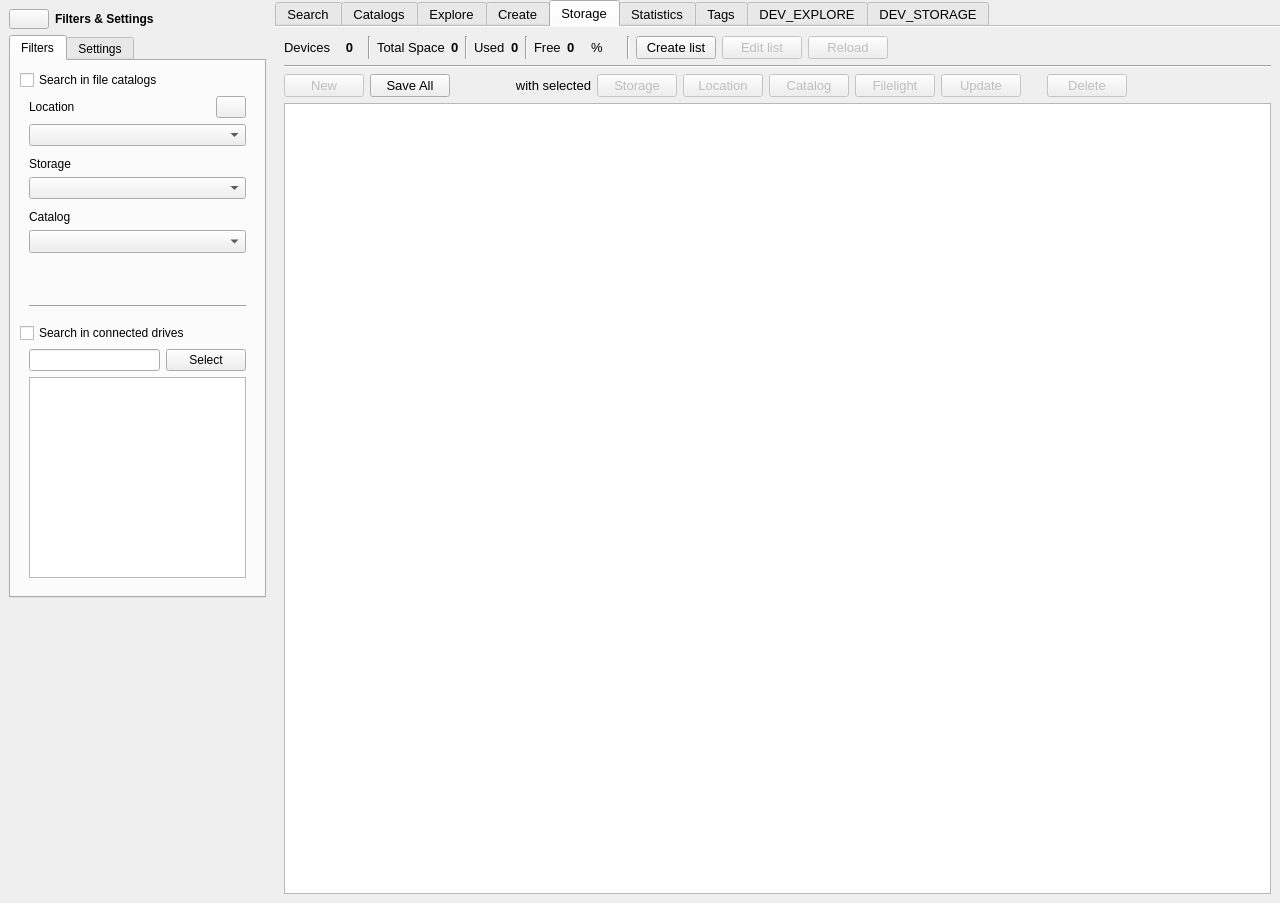
Qt form mainwindow.ui (StephaneCouturier/Katalog) before a commit.
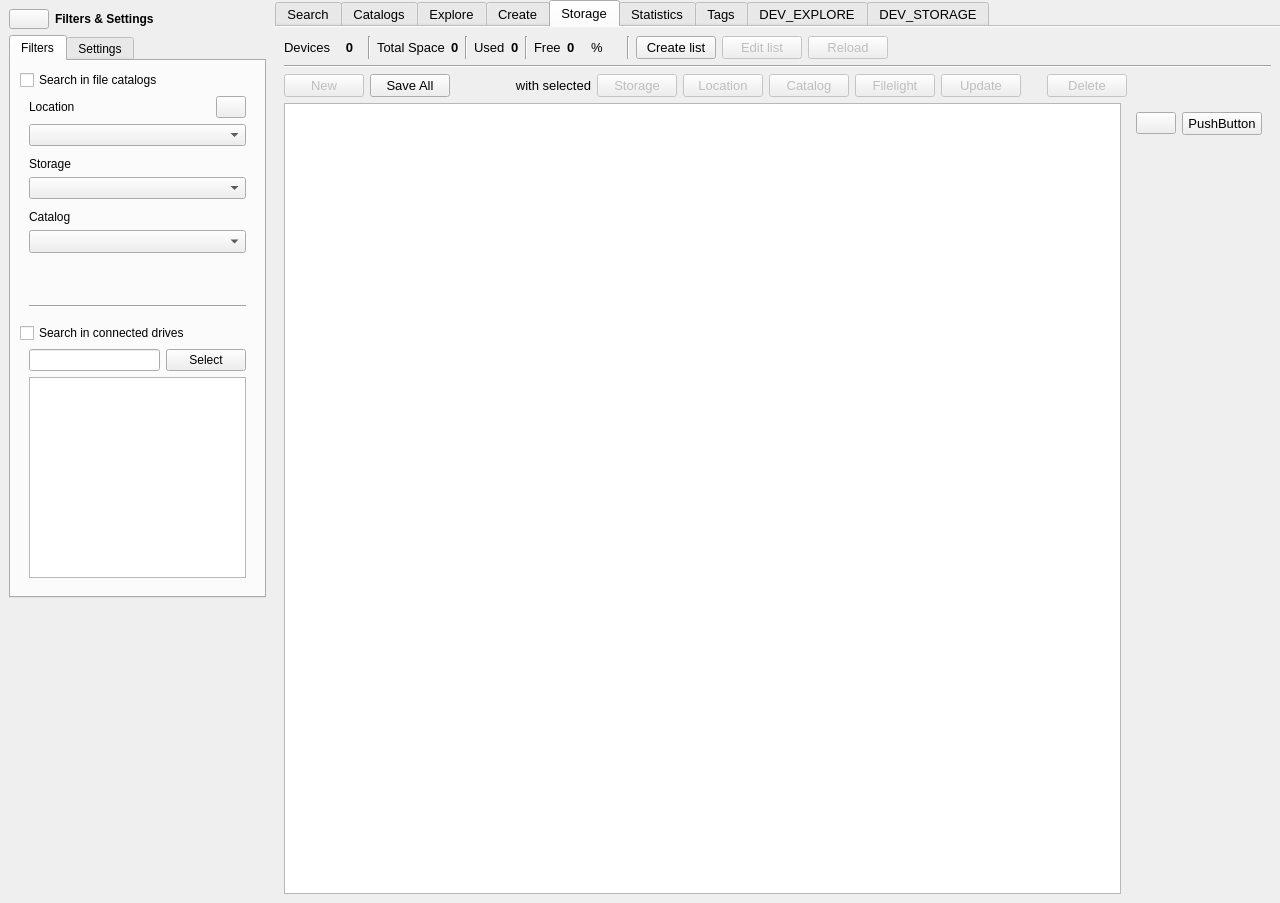
The same form after that commit. The open tabs and pages were chosen to show the change. Icons and pictures are not drawn. Custom widgets are drawn as their Qt base class.

```diff
--- a/mainwindow.ui
+++ b/mainwindow.ui
@@ -5046,14 +5046,70 @@
          </layout>
         </item>
         <item row="3" column="0">
-         <widget class="QTreeView" name="Storage_treeView_StorageList">
-          <property name="alternatingRowColors">
-           <bool>true</bool>
-          </property>
-          <property name="sortingEnabled">
-           <bool>true</bool>
-          </property>
-         </widget>
+         <layout class="QHBoxLayout" name="horizontalLayout_4">
+          <item>
+           <widget class="QTreeView" name="Storage_treeView_StorageList">
+            <property name="alternatingRowColors">
+             <bool>true</bool>
+            </property>
+            <property name="sortingEnabled">
+             <bool>true</bool>
+            </property>
+           </widget>
+          </item>
+          <item>
+           <widget class="QWidget" name="widget_2" native="true">
+            <layout class="QGridLayout" name="gridLayout_5">
+             <item row="0" column="1">
+              <widget class="QPushButton" name="pushButton">
+               <property name="text">
+                <string>PushButton</string>
+               </property>
+              </widget>
+             </item>
+             <item row="0" column="0">
+              <widget class="QPushButton" name="Global_pushButton_ShowHideGlobal_2">
+               <property name="maximumSize">
+                <size>
+                 <width>40</width>
+                 <height>22</height>
+                </size>
+               </property>
+               <property name="toolTip">
+                <string>Show/Hide Filters and Settings</string>
+               </property>
+               <property name="statusTip">
+                <string/>
+               </property>
+               <property name="styleSheet">
+                <string notr="true">padding: 2px 10px;</string>
+               </property>
+               <property name="text">
+                <string/>
+               </property>
+               <property name="icon">
+                <iconset theme="go-previous">
+                 <normaloff>.</normaloff>.</iconset>
+               </property>
+              </widget>
+             </item>
+             <item row="1" column="1">
+              <spacer name="Global_verticalSpacer_WhenFiltersHidden_2">
+               <property name="orientation">
+                <enum>Qt::Vertical</enum>
+               </property>
+               <property name="sizeHint" stdset="0">
+                <size>
+                 <width>20</width>
+                 <height>40</height>
+                </size>
+               </property>
+              </spacer>
+             </item>
+            </layout>
+           </widget>
+          </item>
+         </layout>
         </item>
        </layout>
       </widget>
@@ -5429,17 +5485,17 @@
   </widget>
  </widget>
  <customwidgets>
-  <customwidget>
-   <class>KComboBox</class>
-   <extends>QComboBox</extends>
-   <header>kcombobox.h</header>
-  </customwidget>
   <customwidget>
    <class>QtCharts::QChartView</class>
    <extends>QGraphicsView</extends>
    <header location="global">QtCharts/QChartView&gt;
 #include &lt;QtCharts/chartsnamespace.h</header>
   </customwidget>
+  <customwidget>
+   <class>KComboBox</class>
+   <extends>QComboBox</extends>
+   <header>kcombobox.h</header>
+  </customwidget>
  </customwidgets>
  <resources>
   <include location="images.qrc"/>
```
Left out of the diff: 648 changed lines with no effect on the pictures.
